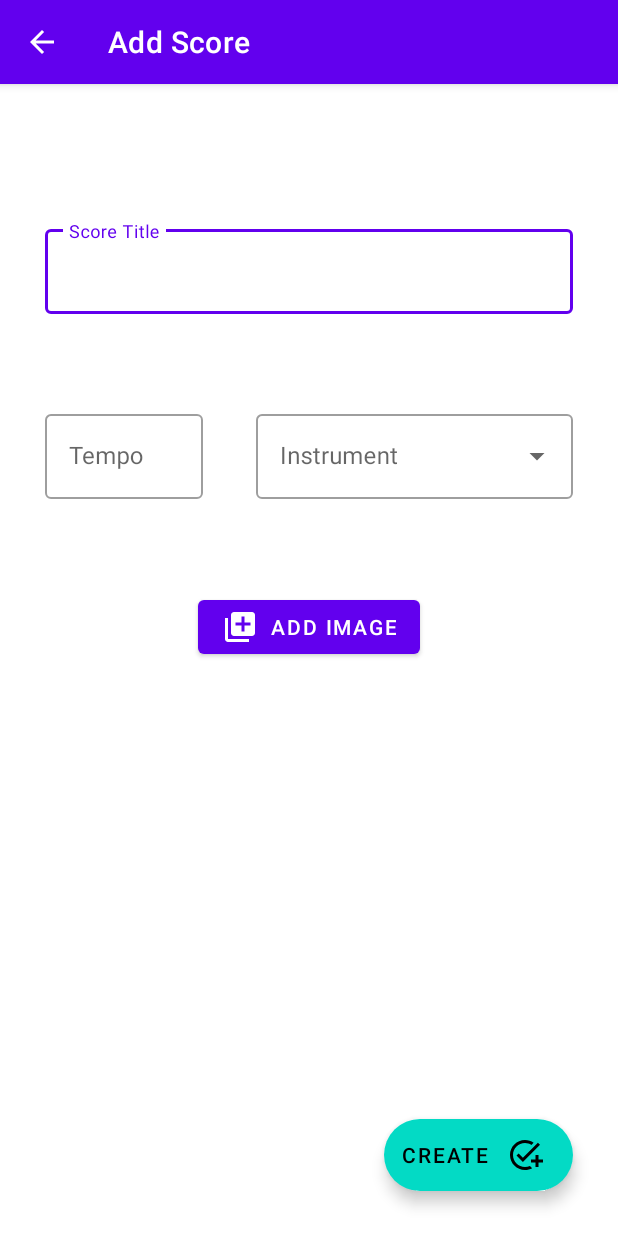
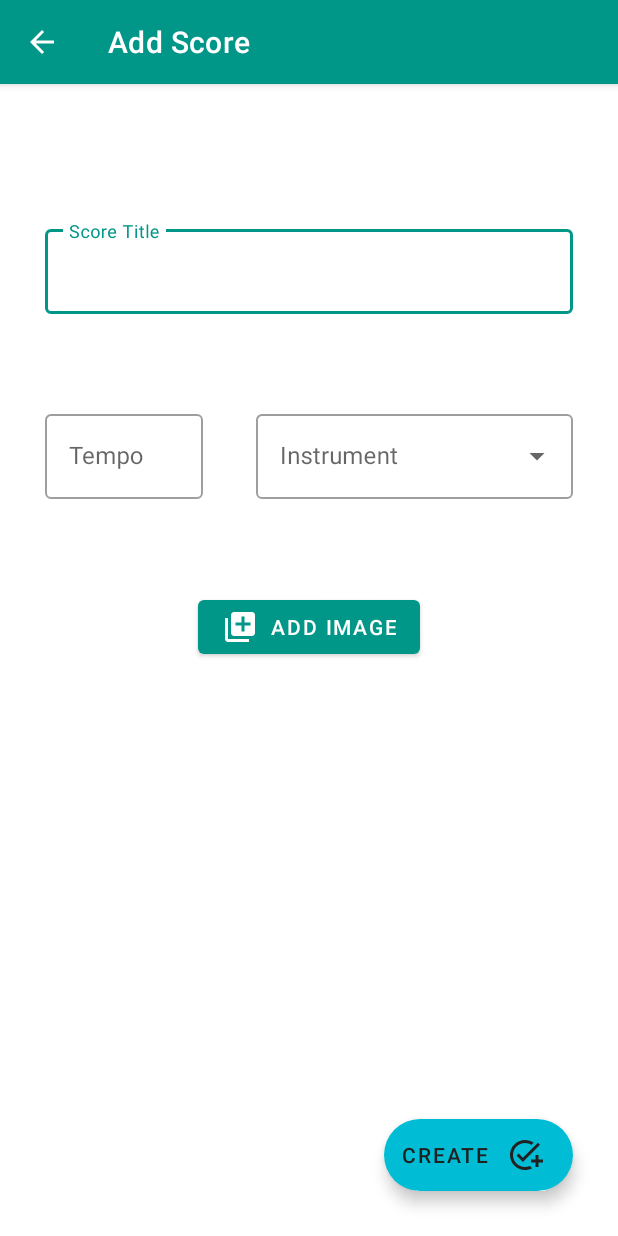
Before and after one commit to Mjgb77/music-score-app, an Android app: the screen it shows after launch (CreateOrUpdateScoreActivity), after a tap on "Create", on a phone screen of 412 x 824 dp. Run offline under Robolectric (Android 15) with nearby library versions, the phone set to English and light mode, and no system bars; our stand-ins replace data binding; 4 statements that could not run were skipped.

Commit message:
add new theme

```diff
--- a/app/src/main/java/com/evmg/musicscoreapp/adapter/MusicScoreAdapter.kt
+++ b/app/src/main/java/com/evmg/musicscoreapp/adapter/MusicScoreAdapter.kt
@@ -40,7 +40,8 @@ class MusicScoreAdapter internal constructor(
 
     override fun onBindViewHolder(holder: MyViewHolder, position: Int) {
         val score = musicScores[position]
-        holder.textTitle.text = "${score.title} (${score.sheets!!.size} pages}"
+        val txt = "${score.title} (${score.sheets!!.size} page${if(score.sheets.size == 1) "" else "s"})"
+        holder.textTitle.text = txt
         holder.textInstrument.text = AddScoreViewModel.INSTRUMENTS_BY_ID[score.instrument] ?: score.instrument.toString()
         holder.textDate.text = DateFormat.getDateInstance().format(Date(score.createDate))
 
@@ -52,6 +53,7 @@ class MusicScoreAdapter internal constructor(
         }
 
         val btnMenu = holder.itemView.findViewById<ImageButton>(R.id.btnActions)
+
         btnMenu.setOnClickListener { _ ->
             showPopupMenu(btnMenu, position)
         }
--- a/app/src/main/java/com/evmg/musicscoreapp/utils/ImageUtils.kt
+++ b/app/src/main/java/com/evmg/musicscoreapp/utils/ImageUtils.kt
@@ -104,13 +104,13 @@ object ImageUtils {
     fun paintRect(img: Bitmap, rect: RectF, color: Int, strokeWidth: Int = 1) {
         val location = snap(rect)
         for (x in location.left until location.right) {
-            for (dy in 0..strokeWidth) {
+            for (dy in 0..min(strokeWidth, location.height())) {
                 img.set(x, location.top+dy, color)
                 img.set(x, location.bottom-dy, color)
             }
         }
         for (y in location.top until location.bottom) {
-            for (dx in 0..strokeWidth) {
+            for (dx in 0..min(strokeWidth, location.width())) {
                 img.set(location.left+dx, y, color)
                 img.set(location.right-dx, y, color)
             }
--- a/app/src/main/res/menu/details_menu.xml
+++ b/app/src/main/res/menu/details_menu.xml
@@ -19,6 +19,7 @@
     <item
         android:id="@+id/delete_score"
         android:icon="@drawable/ic_delete"
+        android:iconTint="@color/red"
         android:title="@string/delete"
         app:showAsAction="never" />
 </menu>
--- a/app/src/main/res/menu/menu_main.xml
+++ b/app/src/main/res/menu/menu_main.xml
@@ -2,15 +2,20 @@
     xmlns:app="http://schemas.android.com/apk/res-auto"
     xmlns:tools="http://schemas.android.com/tools"
     tools:context="com.evmg.musicscoreapp.activities.MainActivity">
-    <item
-        android:id="@+id/action_settings"
-        android:orderInCategory="100"
-        android:title="@string/action_settings"
-        app:showAsAction="never" />
     <item
         android:id="@+id/search_bar"
         android:icon="@drawable/ic_baseline_search_24"
         android:title="@string/search"
         app:actionViewClass="androidx.appcompat.widget.SearchView"
         app:showAsAction="collapseActionView|ifRoom" />
+    <item
+        android:id="@+id/sort_bar"
+        android:icon="@drawable/ic_baseline_sort_24"
+        android:title="@string/sort"
+        app:showAsAction="ifRoom" />
+    <item
+        android:id="@+id/action_settings"
+        android:orderInCategory="100"
+        android:title="@string/action_settings"
+        app:showAsAction="never" />
 </menu>
--- a/app/src/main/res/values/colors.xml
+++ b/app/src/main/res/values/colors.xml
@@ -7,4 +7,5 @@
     <color name="teal_700">#FF018786</color>
     <color name="black">#FF000000</color>
     <color name="white">#FFFFFFFF</color>
+    <color name="red">#FFFF0000</color>
 </resources>
--- a/app/src/main/res/values/strings.xml
+++ b/app/src/main/res/values/strings.xml
@@ -23,4 +23,5 @@
     <string name="view">View</string>
     <string name="edit">Edit</string>
     <string name="search">search</string>
+    <string name="sort">sort</string>
 </resources>
--- a/app/src/main/res/values/themes.xml
+++ b/app/src/main/res/values/themes.xml
@@ -1,14 +1,23 @@
 <resources xmlns:tools="http://schemas.android.com/tools">
     <!-- Base application theme. -->
     <style name="Theme.MusicScoreApp" parent="Theme.MaterialComponents.DayNight.DarkActionBar">
+<!--        <color name="primary">#009688</color>-->
+<!--        <color name="primary_dark">#00796B</color>-->
+<!--        <color name="primary_light">#B2DFDB</color>-->
+<!--        <color name="accent">#00BCD4</color>-->
+<!--        <color name="primary_text">#212121</color>-->
+<!--        <color name="secondary_text">#757575</color>-->
+<!--        <color name="icons">#FFFFFF</color>-->
+<!--        <color name="divider">#BDBDBD</color>-->
+
         <!-- Primary brand color. -->
-        <item name="colorPrimary">@color/purple_500</item>
-        <item name="colorPrimaryVariant">@color/purple_700</item>
-        <item name="colorOnPrimary">@color/white</item>
+        <item name="colorPrimary">#009688</item>
+        <item name="colorPrimaryVariant">#00796B</item>
+        <item name="colorOnPrimary">#FFFFFF</item>
         <!-- Secondary brand color. -->
-        <item name="colorSecondary">@color/teal_200</item>
+        <item name="colorSecondary">#00BCD4</item>
         <item name="colorSecondaryVariant">@color/teal_700</item>
-        <item name="colorOnSecondary">@color/black</item>
+        <item name="colorOnSecondary">#212121</item>
         <!-- Status bar color. -->
         <item name="android:statusBarColor" tools:targetApi="l">?attr/colorPrimaryVariant</item>
         <!-- Customize your theme here. -->
@@ -22,4 +31,9 @@
     <style name="Theme.MusicScoreApp.AppBarOverlay" parent="ThemeOverlay.AppCompat.Dark.ActionBar" />
 
     <style name="Theme.MusicScoreApp.PopupOverlay" parent="ThemeOverlay.AppCompat.Light" />
+
+    <style name="myCustomMenuTextAppearance" parent="@android:style/TextAppearance.Widget.IconMenu.Item">
+        <item name="android:textColor">@color/red</item>
+    </style>
+
 </resources>
```
Also changed, not shown: app/src/main/res/layout/content_main.xml (+3 -9 lines).
